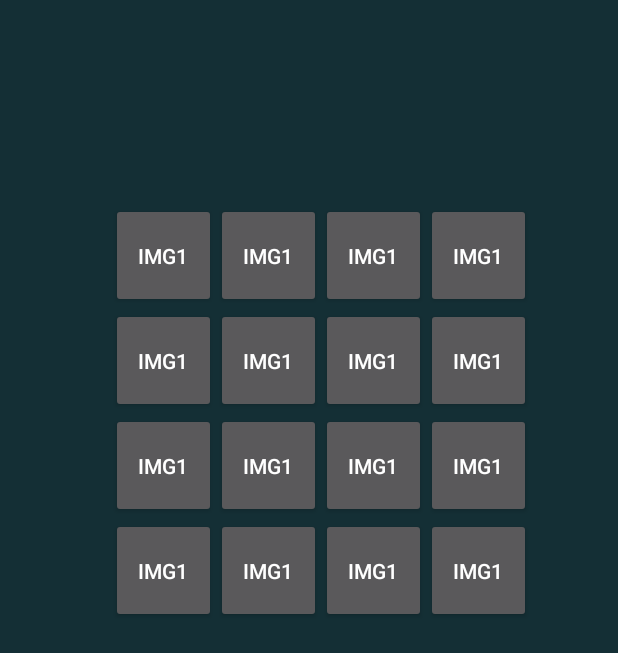
After one commit to NicoDino/RompeCabezas, an Android app: the layout acticity_game.xml on its own in the app's theme, with its tools: preview values and no code run, on a phone screen of 412 x 824 dp. The commit adds this screen. Shown: the top 653 px of the screen. Run offline under Robolectric (Android 15) with nearby library versions, the light colour scheme and no system bars.

Commit message:
Cambios varios

```diff
--- /dev/null
+++ b/app/src/main/res/layout/acticity_game.xml
@@ -0,0 +1,158 @@
+<?xml version="1.0" encoding="utf-8"?>
+<GridLayout xmlns:android="http://schemas.android.com/apk/res/android"
+    xmlns:tools="http://schemas.android.com/tools"
+    android:layout_width="match_parent"
+    android:layout_height="match_parent"
+    android:paddingBottom="30dp"
+    android:paddingLeft="50dp"
+    android:paddingRight="50dp"
+    android:paddingTop="30dp"
+    tools:context="org.catos.rompecabezas.GameActivity"
+    android:background="#f2133036">
+
+    <TextView
+        android:layout_width="275dp"
+        android:layout_height="35dp"
+        android:id="@+id/nombre"
+        android:layout_row="0"
+        android:layout_column="1"
+        android:textSize="30dp"
+        android:layout_centerHorizontal="true"
+        android:layout_columnSpan="5"
+        android:textColor="#ffffff" />
+
+    <Space
+        android:layout_width="288dp"
+        android:layout_height="70dp"
+        android:layout_row="1"
+        android:layout_column="1"
+        android:layout_columnSpan="5" />
+
+    <Button
+        android:layout_width="70dp"
+        android:layout_height="70dp"
+        android:text="img1"
+        android:id="@+id/b1"
+        android:layout_row="2"
+        android:layout_column="1" />
+
+    <Button
+        android:layout_width="70dp"
+        android:layout_height="70dp"
+        android:text="img1"
+        android:id="@+id/b2"
+        android:layout_row="2"
+        android:layout_column="2" />
+
+    <Button
+        android:layout_width="70dp"
+        android:layout_height="70dp"
+        android:text="img1"
+        android:id="@+id/b3"
+        android:layout_row="2"
+        android:layout_column="3" />
+
+    <Button
+        android:layout_width="70dp"
+        android:layout_height="70dp"
+        android:text="img1"
+        android:id="@+id/b4"
+        android:layout_row="2"
+        android:layout_column="4" />
+
+    <Button
+        android:layout_width="70dp"
+        android:layout_height="70dp"
+        android:text="img1"
+        android:id="@+id/b5"
+        android:layout_row="3"
+        android:layout_column="1" />
+
+    <Button
+        android:layout_width="70dp"
+        android:layout_height="70dp"
+        android:text="img1"
+        android:id="@+id/b6"
+        android:layout_row="3"
+        android:layout_column="2" />
+
+    <Button
+        android:layout_width="70dp"
+        android:layout_height="70dp"
+        android:text="img1"
+        android:id="@+id/b7"
+        android:layout_row="3"
+        android:layout_column="3" />
+
+    <Button
+        android:layout_width="70dp"
+        android:layout_height="70dp"
+        android:text="img1"
+        android:id="@+id/b8"
+        android:layout_row="3"
+        android:layout_column="4" />
+
+    <Button
+        android:layout_width="70dp"
+        android:layout_height="70dp"
+        android:text="img1"
+        android:id="@+id/b9"
+        android:layout_row="4"
+        android:layout_column="1" />
+
+    <Button
+        android:layout_width="70dp"
+        android:layout_height="70dp"
+        android:text="img1"
+        android:id="@+id/b10"
+        android:layout_row="4"
+        android:layout_column="2" />
+
+    <Button
+        android:layout_width="70dp"
+        android:layout_height="70dp"
+        android:text="img1"
+        android:id="@+id/b11"
+        android:layout_row="4"
+        android:layout_column="3" />
+
+    <Button
+        android:layout_width="70dp"
+        android:layout_height="70dp"
+        android:text="img1"
+        android:id="@+id/b12"
+        android:layout_row="4"
+        android:layout_column="4" />
+
+    <Button
+        android:layout_width="70dp"
+        android:layout_height="70dp"
+        android:text="img1"
+        android:id="@+id/b13"
+        android:layout_row="5"
+        android:layout_column="1" />
+
+    <Button
+        android:layout_width="70dp"
+        android:layout_height="70dp"
+        android:text="img1"
+        android:id="@+id/b14"
+        android:layout_row="5"
+        android:layout_column="2" />
+
+    <Button
+        android:layout_width="70dp"
+        android:layout_height="70dp"
+        android:text="img1"
+        android:id="@+id/b15"
+        android:layout_row="5"
+        android:layout_column="3" />
+
+    <Button
+        android:layout_width="70dp"
+        android:layout_height="70dp"
+        android:text="img1"
+        android:id="@+id/b16"
+        android:layout_row="5"
+        android:layout_column="4" />
+</GridLayout>
--- a/app/src/main/res/values/styles.xml
+++ b/app/src/main/res/values/styles.xml
@@ -1,7 +1,7 @@
 <resources>
 
     <!-- Base application theme. -->
-    <style name="AppTheme" parent="Theme.AppCompat.Light.DarkActionBar">
+    <style name="AppTheme" parent="Theme.AppCompat.NoActionBar">
         <!-- Customize your theme here. -->
         <item name="colorPrimary">@color/colorPrimary</item>
         <item name="colorPrimaryDark">@color/colorPrimaryDark</item>
```
Also changed, not shown: app/src/main/AndroidManifest.xml (+7 -5 lines), app/src/main/java/org/catos/rompecabezas/FormActivity.java (added, +46 -0 lines), app/src/main/java/org/catos/rompecabezas/GameActivity.java (added, +31 -0 lines), app/src/main/java/org/catos/rompecabezas/MenuActivity.java (+40 -0 lines), app/src/main/res/layout/activity_form.xml (added, +52 -0 lines), app/src/main/res/layout/activity_menu.xml (+34 -35 lines).
